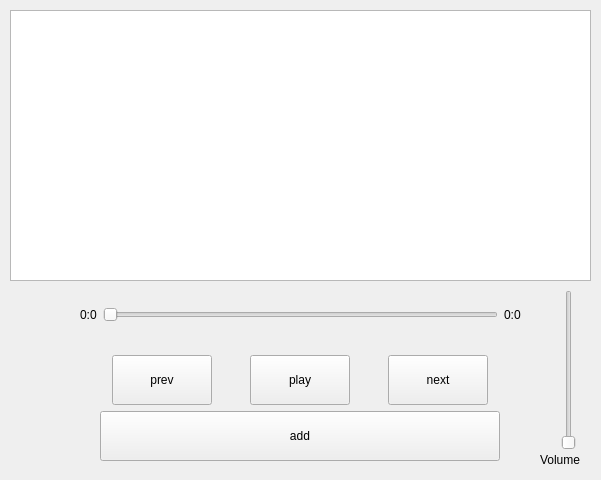
The window that widget.ui (kiittyhawk/audioPlayer) describes before a commit, drawn with Qt 5.
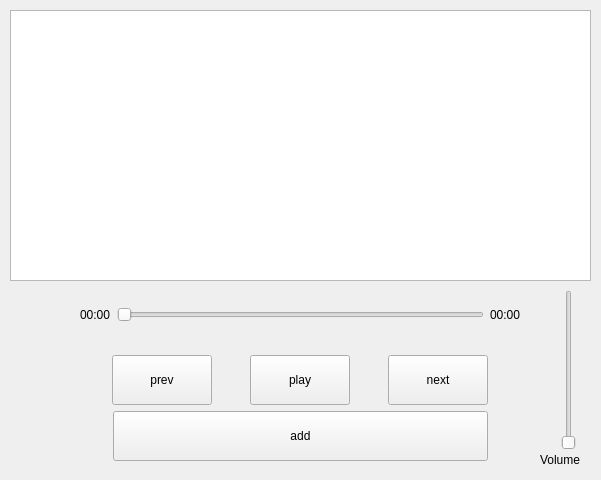
The same window after the commit.

What changed in the file:
```diff
--- a/widget.ui
+++ b/widget.ui
@@ -82,18 +82,18 @@
   <widget class="QWidget" name="verticalLayoutWidget_2">
    <property name="geometry">
     <rect>
-     <x>100</x>
+     <x>80</x>
      <y>410</y>
-     <width>402</width>
+     <width>441</width>
      <height>52</height>
     </rect>
    </property>
    <layout class="QVBoxLayout" name="verticalLayout_2">
-    <item>
+    <item alignment="Qt::AlignHCenter">
      <widget class="QToolButton" name="btnAdd">
       <property name="minimumSize">
        <size>
-        <width>400</width>
+        <width>375</width>
         <height>50</height>
        </size>
       </property>
@@ -122,7 +122,7 @@
     <rect>
      <x>540</x>
      <y>450</y>
-     <width>63</width>
+     <width>50</width>
      <height>20</height>
     </rect>
    </property>
@@ -143,7 +143,7 @@
     <item>
      <widget class="QLabel" name="currentTime">
       <property name="text">
-       <string>0:0</string>
+       <string>00:00</string>
       </property>
      </widget>
     </item>
@@ -157,7 +157,7 @@
     <item>
      <widget class="QLabel" name="endTime">
       <property name="text">
-       <string>0:0</string>
+       <string>00:00</string>
       </property>
      </widget>
     </item>
```
